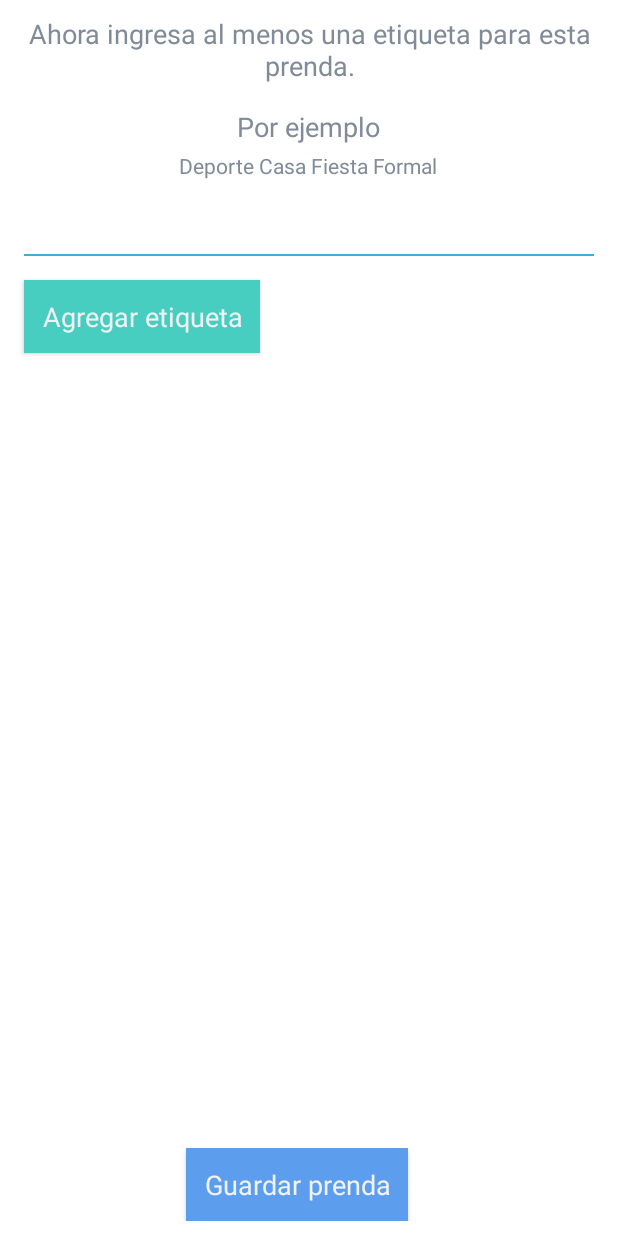
After one commit to Purrkeet/TuneamiLook, an Android app: the AgregarPrenda4Activity screen opened directly, with no data from a screen before it, on a phone screen of 412 x 824 dp. The commit adds this screen. Run offline under Robolectric (Android 15) with nearby library versions, the phone set to English and light mode, and no system bars.

Commit message:
agregar prenda, lista de colores y lista de etiquetas, mensajes de error

```diff
--- a/app/src/main/AndroidManifest.xml
+++ b/app/src/main/AndroidManifest.xml
@@ -4,7 +4,7 @@
 
     <uses-permission android:name="android.permission.CAMERA" />
     <uses-permission android:name="android.permission.READ_EXTERNAL_STORAGE" />
-    <uses-permission android:name="android.permission.WRITE_EXTERNAL_STORAGE"/>
+    <uses-permission android:name="android.permission.WRITE_EXTERNAL_STORAGE" />
 
     <application
         android:allowBackup="true"
@@ -22,7 +22,8 @@
         <activity android:name=".MainActivity" />
         <activity android:name=".AgregarPrenda1Activity" />
         <activity android:name=".AgregarPrenda2Activity" />
-        <activity android:name=".AgregarPrenda3Activity"></activity>
+        <activity android:name=".AgregarPrenda3Activity" />
+        <activity android:name=".AgregarPrenda4Activity"></activity>
     </application>
 
 </manifest>
--- /dev/null
+++ b/app/src/main/java/upc/tuneamilook/AgregarPrenda4Activity.java
@@ -0,0 +1,134 @@
+package upc.tuneamilook;
+
+import android.app.AlertDialog;
+import android.content.DialogInterface;
+import android.content.Intent;
+import android.support.v7.app.AppCompatActivity;
+import android.os.Bundle;
+import android.util.Log;
+import android.view.View;
+import android.view.ViewGroup;
+import android.widget.Button;
+import android.widget.EditText;
+import android.widget.LinearLayout;
+import android.widget.RadioButton;
+import android.widget.RadioGroup;
+
+import java.util.ArrayList;
+import java.util.List;
+
+public class AgregarPrenda4Activity extends AppCompatActivity {
+
+    private String agregarPrenda_tipoPrenda;
+    private String agregarPrenda_foto;
+    private List<String> agregarPrenda_colores;
+    private List<String> agregarPrenda_etiquetas;
+
+    @Override
+    protected void onCreate(Bundle savedInstanceState) {
+        super.onCreate(savedInstanceState);
+        setContentView(R.layout.agregar_prenda_4);
+
+        Intent intent = getIntent();
+        agregarPrenda_tipoPrenda = intent.getStringExtra("agregarPrenda_tipoPrenda");
+        agregarPrenda_foto = intent.getStringExtra("agregarPrenda_foto");
+        agregarPrenda_colores = intent.getStringArrayListExtra("agregarPrenda_colores");
+
+        this.addListenerToAgregarEtiqueta();
+
+        Button buttonAgregarEtiqueta = (Button) findViewById(R.id.agregarPrenda4__buttonAgregarEtiqueta);
+        if (null != buttonAgregarEtiqueta) {
+            buttonAgregarEtiqueta.callOnClick();
+        }
+
+        this.addListenerToContinuar();
+    }
+
+    private void addListenerToContinuar() {
+        Button buttonContinuar = (Button) findViewById(R.id.agregarPrenda4__buttonContinuar);
+        if (null == buttonContinuar)
+            return;
+
+        buttonContinuar.setOnClickListener(new View.OnClickListener() {
+            @Override
+            public void onClick(View view) {
+                try {
+                    LinearLayout etiquetasLinearLayout = (LinearLayout) findViewById(R.id.agregarPrenda4__etiquetas);
+                    List<EditText> editTextChilds = getEditTextChilds(etiquetasLinearLayout);
+
+                    List<String> etiquetas = new ArrayList<>();
+                    for (int i = 0; i < editTextChilds.size(); i++) {
+                        String e = editTextChilds.get(i).getText().toString();
+                        if (!e.isEmpty())
+                            etiquetas.add(e);
+                    }
+
+                    if (etiquetas.size() == 0) {
+                        new AlertDialog.Builder(AgregarPrenda4Activity.this)
+                                .setTitle("Espera")
+                                .setMessage("Debes agregar al menos una etiqueta.")
+                                .setPositiveButton("Continuar", new DialogInterface.OnClickListener() {
+                                    public void onClick(DialogInterface dialog, int which) {
+                                        // Continuar.
+                                    }
+                                })
+                                .show();
+
+                        return;
+                    }
+
+                    agregarPrenda_etiquetas = etiquetas;
+
+                    // TODO: Agregar la prenda a la base de datos.
+
+
+                } catch (Exception e) {
+                    e.printStackTrace();
+                }
+            }
+        });
+    }
+
+    private void addListenerToAgregarEtiqueta() {
+        Button buttonAgregarEtiqueta = (Button) findViewById(R.id.agregarPrenda4__buttonAgregarEtiqueta);
+        if (null == buttonAgregarEtiqueta)
+            return;
+
+        buttonAgregarEtiqueta.setOnClickListener(new View.OnClickListener() {
+            @Override
+            public void onClick(View view) {
+                View layoutEtiqueta = getLayoutInflater().inflate(R.layout.element__agregar_prenda__etiqueta, null);
+
+                LinearLayout etiquetas = (LinearLayout) findViewById((R.id.agregarPrenda4__etiquetas));
+
+                if (etiquetas != null)
+                    etiquetas.addView(layoutEtiqueta);
+            }
+        });
+    }
+
+    private List<EditText> getEditTextChilds(View view) {
+        List<EditText> editTextChilds = new ArrayList<>();
+        List<View> unvisited = new ArrayList<>();
+        unvisited.add(view);
+
+        while (!unvisited.isEmpty()) {
+            View child = unvisited.remove(0);
+
+            if (child instanceof EditText) {
+                editTextChilds.add((EditText) child);
+                continue;
+            }
+
+            if (!(child instanceof ViewGroup))
+                continue;
+
+            ViewGroup group = (ViewGroup) child;
+            final int childCount = group.getChildCount();
+            for (int i = 0; i < childCount; i++)
+                unvisited.add(group.getChildAt(i));
+        }
+
+        return editTextChilds;
+    }
+}
--- /dev/null
+++ b/app/src/main/res/drawable/edittext__background.xml
@@ -0,0 +1,20 @@
+<?xml version="1.0" encoding="utf-8"?>
+<layer-list xmlns:android="http://schemas.android.com/apk/res/android">
+    <item>
+        <shape android:shape="rectangle">
+            <solid android:color="@android:color/transparent" /> <!--background color of box-->
+        </shape>
+    </item>
+
+    <item
+        android:top="-2dp"
+        android:right="-2dp"
+        android:left="-2dp">
+        <shape>
+            <solid android:color="@android:color/transparent" />
+            <stroke
+                android:width="1dp"
+                android:color="@color/colorPrimaryDark" />  <!-- color of stroke -->
+        </shape>
+    </item>
+</layer-list>
--- /dev/null
+++ b/app/src/main/res/layout/agregar_prenda_4.xml
@@ -0,0 +1,97 @@
+<?xml version="1.0" encoding="utf-8"?>
+<LinearLayout xmlns:android="http://schemas.android.com/apk/res/android"
+    android:layout_width="match_parent"
+    android:layout_height="match_parent"
+    android:background="#fff"
+    android:orientation="vertical">
+
+    <LinearLayout
+        android:orientation="vertical"
+        android:layout_width="match_parent"
+        android:layout_height="wrap_content"
+        android:padding="10dp">
+
+        <TextView
+            android:layout_width="wrap_content"
+            android:layout_height="wrap_content"
+            android:layout_gravity="center"
+            android:layout_marginBottom="@dimen/activity_vertical_margin"
+            android:gravity="center"
+            android:text="Ahora ingresa al menos una etiqueta para esta prenda."
+            android:textAppearance="@style/TextAppearance.AppCompat.Medium"
+            android:textColor="#808b99" />
+
+        <TextView
+            android:layout_width="wrap_content"
+            android:layout_height="wrap_content"
+            android:layout_gravity="center"
+            android:gravity="center"
+            android:text="Por ejemplo"
+            android:layout_marginBottom="4dp"
+            android:textAppearance="@style/TextAppearance.AppCompat.Medium"
+            android:textColor="#808b99" />
+        <TextView
+            android:layout_width="wrap_content"
+            android:layout_height="wrap_content"
+            android:layout_gravity="center"
+            android:gravity="center"
+            android:text="Deporte Casa Fiesta Formal"
+            android:textColor="#808b99" />
+    </LinearLayout>
+
+    <RelativeLayout
+        android:layout_width="match_parent"
+        android:layout_height="fill_parent"
+        android:orientation="vertical">
+
+        <LinearLayout
+            android:id="@+id/agregarPrenda4__foot"
+            android:layout_width="match_parent"
+            android:layout_height="wrap_content"
+            android:layout_alignParentBottom="true"
+            android:gravity="center_horizontal"
+            android:padding="10dp">
+
+            <Button
+                android:textAppearance="@style/TextAppearance.AppCompat.Medium"
+                android:textAllCaps="false"
+                android:id="@+id/agregarPrenda4__buttonContinuar"
+                android:layout_width="wrap_content"
+                android:layout_height="wrap_content"
+                android:layout_marginEnd="16dp"
+                android:layout_marginRight="16dp"
+                android:background="#5c9ded"
+                android:padding="12dp"
+                android:text="Guardar prenda"
+                android:textColor="#f1f2f4" />
+
+        </LinearLayout>
+
+        <LinearLayout
+            android:orientation="vertical"
+            android:layout_above="@+id/agregarPrenda4__foot"
+            android:layout_width="match_parent"
+            android:layout_height="fill_parent">
+
+            <LinearLayout
+                android:orientation="vertical"
+                android:id="@+id/agregarPrenda4__etiquetas"
+                android:layout_width="match_parent"
+                android:layout_height="wrap_content" />
+
+            <Button
+                android:textAppearance="@style/TextAppearance.AppCompat.Medium"
+                android:textAllCaps="false"
+                android:id="@+id/agregarPrenda4__buttonAgregarEtiqueta"
+                android:layout_width="wrap_content"
+                android:layout_height="wrap_content"
+                android:layout_marginLeft="16dp"
+                android:background="#47cec0"
+                android:padding="12dp"
+                android:text="Agregar etiqueta"
+                android:textColor="#f1f2f4" />
+
+        </LinearLayout>
+    </RelativeLayout>
+
+</LinearLayout>
--- /dev/null
+++ b/app/src/main/res/layout/element__agregar_prenda__etiqueta.xml
@@ -0,0 +1,15 @@
+<?xml version="1.0" encoding="utf-8"?>
+<LinearLayout xmlns:android="http://schemas.android.com/apk/res/android"
+    android:paddingLeft="@dimen/activity_horizontal_margin"
+    android:paddingRight="@dimen/activity_horizontal_margin"
+    android:paddingBottom="@dimen/activity_vertical_margin"
+    android:layout_width="match_parent"
+    android:layout_height="match_parent">
+
+    <EditText
+        android:singleLine="true"
+        android:layout_width="match_parent"
+        android:layout_height="wrap_content"
+        android:background="@drawable/edittext__background"
+        android:padding="8dp" />
+</LinearLayout>
--- a/app/src/main/res/layout/main.xml
+++ b/app/src/main/res/layout/main.xml
@@ -5,7 +5,7 @@
     android:layout_height="match_parent"
     android:orientation="vertical">
 
-    <include layout="@layout/element_header" />
+    <include layout="@layout/element__header" />
 
     <RelativeLayout
         android:layout_width="match_parent"
--- a/app/src/main/res/values/colors.xml
+++ b/app/src/main/res/values/colors.xml
@@ -1,6 +1,6 @@
 <?xml version="1.0" encoding="utf-8"?>
 <resources>
-    <color name="colorPrimary">#3F51B5</color>
-    <color name="colorPrimaryDark">#303F9F</color>
-    <color name="colorAccent">#FF4081</color>
+    <color name="colorPrimary">#4ec2e7</color>
+    <color name="colorPrimaryDark">#3bb1d9</color>
+    <color name="colorAccent">#47cec0</color>
 </resources>
```
Also changed, not shown: app/src/main/java/upc/tuneamilook/AgregarPrenda1Activity.java (+15 -2 lines), app/src/main/java/upc/tuneamilook/AgregarPrenda2Activity.java (+8 -1 lines), app/src/main/java/upc/tuneamilook/AgregarPrenda3Activity.java (+54 -2 lines), app/src/main/res/layout/element__header.xml (renamed from app/src/main/res/layout/element_header.xml).
